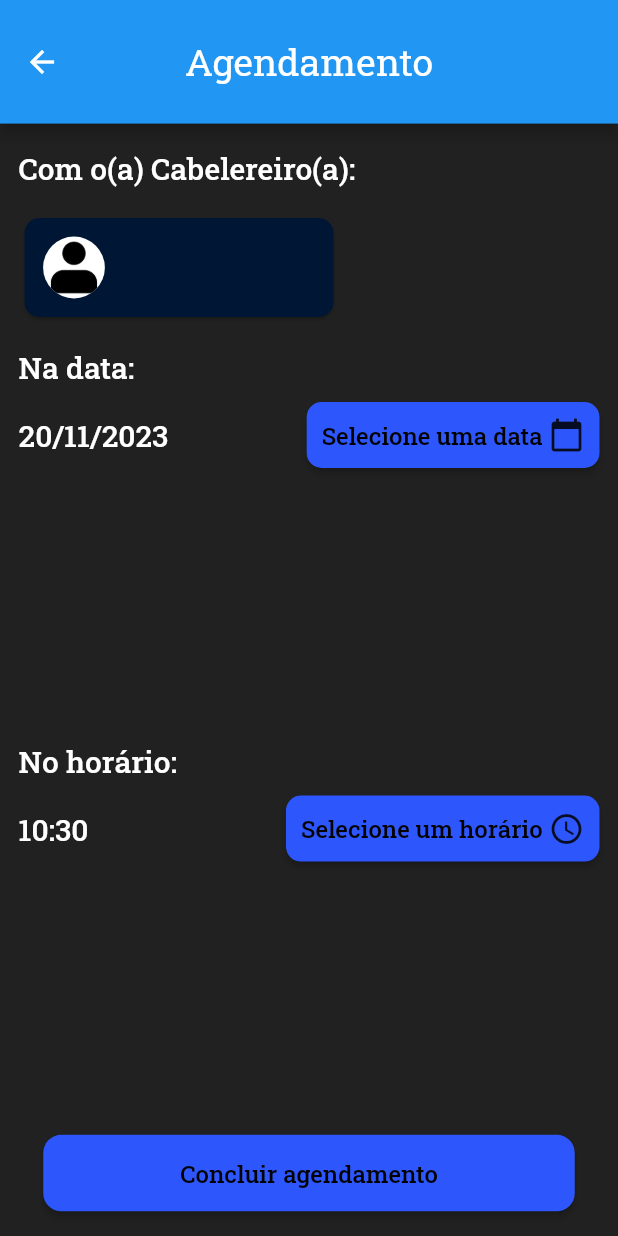
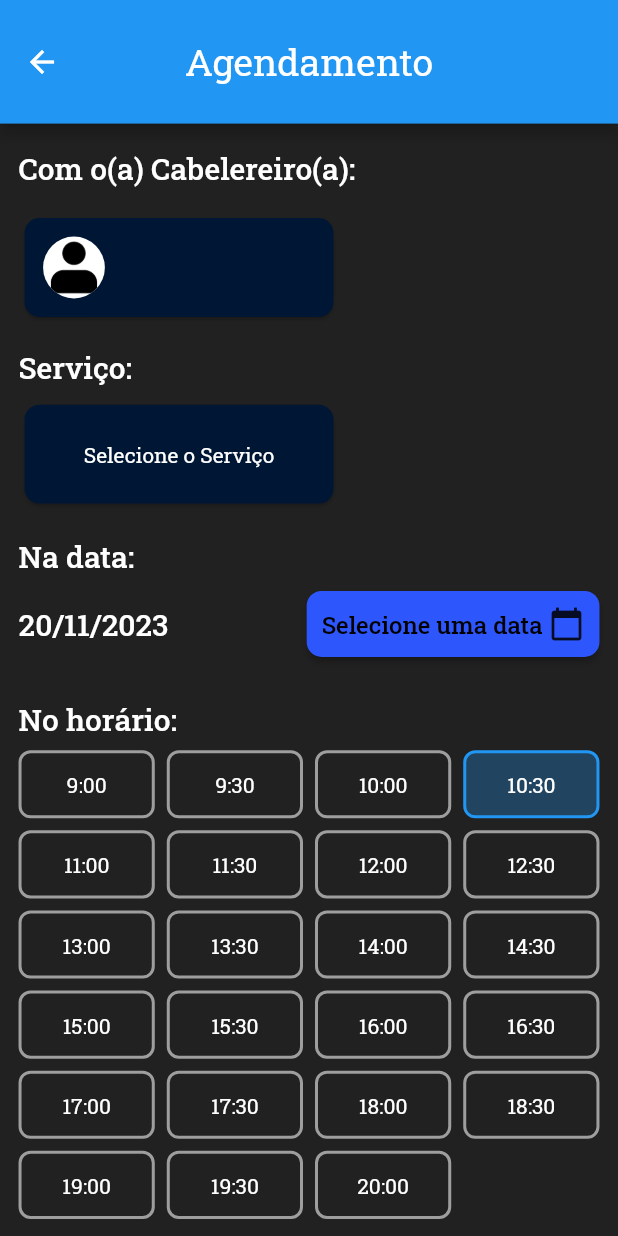
Before and after one commit to bercot2/TCC-Barbearia, a Flutter app: the SchedulePage screen opened directly with empty values, on a phone screen of 412 x 824 dp. Run offline on Flutter 3.47's test engine with Material 2 defaults, Android fonts, the phone set to English and light mode, and no system bars; our stand-ins replace mask_text_input_formatter; accounts and stored records are empty.

Commit message:
Atualizando tela Agendamento e nova Tela Servico

```diff
--- a/FrontEnd/BarberApp/lib/src/screens/schedulePage.dart
+++ b/FrontEnd/BarberApp/lib/src/screens/schedulePage.dart
@@ -1,8 +1,10 @@
 import 'package:barberapp/src/model/Barber.dart';
+import 'package:barberapp/src/model/Servico.dart';
 import 'package:barberapp/src/utils/formatString.dart';
 import 'package:barberapp/src/utils/getDeviceInfo.dart';
 import 'package:barberapp/src/utils/showImageUser.dart';
-import 'package:barberapp/src/widgets/miniCard.dart';
+import 'package:barberapp/src/widgets/miniCardBarber.dart';
+import 'package:barberapp/src/widgets/miniCardService.dart';
 import 'package:flutter/material.dart';
 
 class SchedulePage extends StatefulWidget {
@@ -22,36 +24,33 @@ class ScheduleState extends State<SchedulePage> {
     this.barberInfo = barber;
   }
 
+  List<TimeOfDay> timeSlots = generateTimeSlots();
+
+  static List<TimeOfDay> generateTimeSlots() {
+    List<TimeOfDay> timeSlots = [];
+    for (int hour = 9; hour <= 20; hour++) {
+      for (int minute = 0; minute < 60; minute += 30) {
+        timeSlots.add(TimeOfDay(hour: hour, minute: minute));
+
+        if (hour == 20){
+          break;
+        }
+      }
+    }
+    return timeSlots;
+  }
+
+  Servico serviceSelected = null;
   DateTime selectedDate = DateTime.now();
   TimeOfDay selectedTime = TimeOfDay.now();
 
-  void _onDateSelected(DateTime date) {
-
-    setState(() {
-      selectedDate = date;
-    });
-  }
-
   selectDate(BuildContext context) async {
-    bool dataAexibir(DateTime day) {
-      if (day.weekday == 7) {
-        return false;
-      }
-
-      if ((day.isAfter(DateTime.now().subtract(Duration(days: 1))) &&
-          day.isBefore(DateTime.now().add(Duration(days: 20))))) {
-        return true;
-      }
-
-      return false;
-    }
 
     final DateTime picked = await showDatePicker(
       context: context,
       initialDate: selectedDate,
-      firstDate: DateTime(2000),
-      lastDate: DateTime(2025),
-      selectableDayPredicate: dataAexibir,
+      firstDate: DateTime.now(),
+      lastDate: DateTime(2040),
       helpText: 'Selecione uma data',
       cancelText: 'Cancelar',
       confirmText: 'Confirmar',
@@ -71,26 +70,6 @@ class ScheduleState extends State<SchedulePage> {
       });
   }
 
-  selectTime(BuildContext context) async {
-    final TimeOfDay picked = await showTimePicker(
-        context: context,
-        initialTime: selectedTime,
-        confirmText: 'Confirmar',
-        cancelText: 'Cancelar',
-        helpText: 'Selecione um horário',
-        builder: (context, child) {
-          return Theme(
-            data: ThemeData.dark(),
-            child: child,
-          );
-        });
-
-    if (picked != null && picked != selectedTime)
-      setState(() {
-        selectedTime = picked;
-      });
-  }
-
   @override
   Widget build(context) {
     return Scaffold(
@@ -98,84 +77,164 @@ class ScheduleState extends State<SchedulePage> {
       appBar: AppBar(
         toolbarHeight: getDeviceHeight(context) * 0.10,
         centerTitle: true,
-          title: Text('Agendamento',
-              style: Theme.of(context).primaryTextTheme.headline5),
+        title: Text('Agendamento', style: Theme.of(context).primaryTextTheme.headline5),
       ),
-        body: Container(
-          margin:
-              EdgeInsets.symmetric(horizontal: getDeviceWidth(context) * 0.03),
+      body: SingleChildScrollView(
+        child: Container(
+          margin: EdgeInsets.symmetric(horizontal: getDeviceWidth(context) * 0.03),
           child: Column(
             crossAxisAlignment: CrossAxisAlignment.start,
             children: [
               Container(
-                  margin: EdgeInsets.symmetric(
-                      vertical: getDeviceWidth(context) * 0.04),
+                margin: EdgeInsets.symmetric(vertical: getDeviceWidth(context) * 0.04),
                 alignment: Alignment.topLeft,
-                  child: Text('Com o(a) Cabelereiro(a): ',
-                      style: Theme.of(context).primaryTextTheme.headline6)),
-              miniCard(barberInfo.nome, IconPessoa, context),
-              //DATEPICKER
-              Expanded(
-                  child: Container(
-                padding: EdgeInsets.symmetric(
-                    vertical: getDeviceHeight(context) * 0.02),
+                child: Text('Com o(a) Cabelereiro(a): ', style: Theme.of(context).primaryTextTheme.headline6),
+              ),
+              miniCardBarber(barberInfo.nome, IconPessoa, context),
+              Container(
+                padding: EdgeInsets.symmetric(vertical: getDeviceHeight(context) * 0.02),
                 child: Column(
                   mainAxisAlignment: MainAxisAlignment.spaceEvenly,
                   children: [
-                    Expanded(
+                    //SERVICO
+                    Padding(
+                      padding: const EdgeInsets.only(bottom: 18.0),
                       child: Container(
                         alignment: Alignment.centerLeft,
                         child: Column(
                           crossAxisAlignment: CrossAxisAlignment.start,
                           children: [
-                            Text('Na data: ',
-                                style: Theme.of(context)
-                                    .primaryTextTheme
-                                    .headline6),
+                            Padding(
+                              padding: const EdgeInsets.only(bottom: 8.0),
+                              child: Text('Serviço: ', style: Theme.of(context).primaryTextTheme.headline6),
+                            ),
+                            miniCardService(
+                              context,
+                              serviceSelected,
+                              (service) {
+                                setState(() {
+                                  serviceSelected = service;
+                                });
+                              },
+                            )
+                          ],
+                        ),
+                      ),
+                    ),
+                    //DATEPICKER
                     Container(
-                              margin: EdgeInsets.symmetric(
-                                  vertical: getDeviceHeight(context) * 0.01),
+                      alignment: Alignment.centerLeft,
                       child: Column(
                         crossAxisAlignment: CrossAxisAlignment.start,
                         children: [
+                          Text('Na data: ', style: Theme.of(context).primaryTextTheme.headline6),
                           Container(
-                                    margin: EdgeInsets.only(
-                                        bottom:
-                                            getDeviceHeight(context) * 0.02),
+                            margin: EdgeInsets.symmetric(vertical: getDeviceHeight(context) * 0.01),
                             child: Row(
-                                      mainAxisAlignment:
-                                          MainAxisAlignment.spaceBetween,
+                              mainAxisAlignment: MainAxisAlignment.spaceBetween,
                               children: [
-                                        Text(formatDate(selectedDate),
-                                            style: Theme.of(context)
-                                                .primaryTextTheme
-                                                .headline6),
-                                        // inputDataButton(
-                                        //   context,
-                                        //   selectedDate,
-                                        //   _onDateSelected
-                                        // ),
+                                Text(
+                                  formatDate(selectedDate),
+                                  style: Theme.of(context).primaryTextTheme.headline6,
+                                ),
                                 RaisedButton(
                                   padding: EdgeInsets.all(10),
                                   shape: OutlineInputBorder(
-                                                borderRadius:
-                                                    BorderRadius.circular(10.0),
-                                                borderSide: BorderSide.none),
-                                            onPressed: () =>
-                                                selectDate(context),
+                                    borderRadius: BorderRadius.circular(10.0),
+                                    borderSide: BorderSide.none,
+                                  ),
+                                  onPressed: () => selectDate(context),
                                   child: Row(
                                     mainAxisSize: MainAxisSize.min,
                                     children: [
-                                                Text('Selecione uma data ',
-                                                    style: Theme.of(context)
-                                                        .primaryTextTheme
-                                                        .button),
+                                      Text(
+                                        'Selecione uma data ',
+                                        style: Theme.of(context).primaryTextTheme.button,
+                                      ),
                                       Icon(Icons.calendar_today),
                                     ],
-                                            ))
+                                  ),
+                                ),
                               ],
                             ),
-                                  )
+                          ),
+                        ],
+                      ),
+                    ),
+                    //TIMEPICKER
+                    Padding(
+                      padding: const EdgeInsets.only(top: 18, bottom: 18),
+                      child: Container(
+                        alignment: Alignment.centerLeft,
+                        child: Column(
+                          crossAxisAlignment: CrossAxisAlignment.start,
+                          children: [
+                            Padding(
+                              padding: const EdgeInsets.only(bottom: 8),
+                              child: Text('No horário: ', style: Theme.of(context).primaryTextTheme.headline6),
+                            ),
+                            GridView.builder(
+                              shrinkWrap: true,
+                              gridDelegate: SliverGridDelegateWithFixedCrossAxisCount(
+                                crossAxisCount: 4,
+                                mainAxisSpacing: 8.0,
+                                crossAxisSpacing: 8.0,
+                                childAspectRatio: 2.0,
+                              ),
+                              itemCount: timeSlots.length,
+                              itemBuilder: (context, index) {
+                                TimeOfDay time = timeSlots[index];
+                                String formattedTime = '${time.hour}:${time.minute.toString().padLeft(2, '0')}';
+
+                                return GestureDetector(
+                                  // color: Colors.transparent
+                                  onTap: () {
+                                    setState(() {
+                                      selectedTime = time;
+                                    });
+                                    print("Selected time: $selectedTime");
+                                  },
+                                  child: Container(
+                                    decoration: BoxDecoration(
+                                      border: Border.all(
+                                        color: selectedTime == time ? Colors.blue : Colors.grey,
+                                        width: 2.0,
+                                      ),
+                                      borderRadius: BorderRadius.circular(8.0),
+                                      color: selectedTime == time ? Colors.blue.withOpacity(0.3) : null,
+                                    ),
+                                    alignment: Alignment.center,
+                                    child: Text(
+                                      formattedTime,
+                                      style: TextStyle(color: Colors.white)
+                                    ),
+                                  ),
+                                );
+                              },
+                            ),
+                          ],
+                        ),
+                      ),
+                    ),
+
+                    Container(
+                      width: double.infinity,
+                      margin: EdgeInsets.symmetric(horizontal: getDeviceWidth(context) * 0.04),
+                      child: RaisedButton(
+                        padding: EdgeInsets.symmetric(vertical: 15),
+                        shape: OutlineInputBorder(
+                          borderRadius: BorderRadius.circular(12.0),
+                          borderSide: BorderSide.none,
+                        ),
+                        onPressed: () {
+                          print('teeeste');
+                        },
+                        child: Text(
+                          'Concluir agendamento',
+                          style: Theme.of(context).primaryTextTheme.button,
+                        ),
+                      ),
+                    ),
                   ],
                 ),
               ),
@@ -183,74 +242,6 @@ class ScheduleState extends State<SchedulePage> {
           ),
         ),
       ),
-                    //TIMEPICKER
-                    Expanded(
-                      child: Container(
-                        alignment: Alignment.centerLeft,
-                        child: Column(
-                          crossAxisAlignment: CrossAxisAlignment.start,
-                          children: [
-                            Text('No horário: ',
-                                style: Theme.of(context).primaryTextTheme.headline6),
-                            Container(
-                              margin: EdgeInsets.symmetric(
-                                  vertical: getDeviceHeight(context) * 0.01),
-                              child: Row(
-                                mainAxisAlignment:
-                                    MainAxisAlignment.spaceBetween,
-                                children: [
-                                  Text('${selectedTime.format(context)}',
-                                      style: Theme.of(context)
-                                          .primaryTextTheme
-                                          .headline6),
-                                  RaisedButton(
-                                      padding: EdgeInsets.all(10),
-                                      shape: OutlineInputBorder(
-                                          borderRadius:
-                                              BorderRadius.circular(10.0),
-                                          borderSide: BorderSide.none),
-                                      onPressed: () => selectTime(context),
-                                      child: Row(
-                                        mainAxisSize: MainAxisSize.min,
-                                        children: [
-                                          Text('Selecione um horário ',
-                                              style: Theme.of(context)
-                                                  .primaryTextTheme
-                                                  .button),
-                                          Icon(Icons.access_time),
-                                        ],
-                                      ))
-                                ],
-                              ),
-                            ),
-                          ],
-                        ),
-                      ),
-                    ),
-                    Row(
-                      children: [
-                        Expanded(
-                            child: Container(
-                          margin: EdgeInsets.symmetric(
-                              horizontal: getDeviceWidth(context) * 0.04),
-                          child: RaisedButton(
-                            padding: EdgeInsets.symmetric(vertical: 15),
-                            shape: OutlineInputBorder(
-                                borderRadius: BorderRadius.circular(12.0),
-                                borderSide: BorderSide.none),
-                            onPressed: () {},
-                            child: Text('Concluir agendamento',
-                                style:
-                                    Theme.of(context).primaryTextTheme.button),
-                          ),
-                        )),
-                      ],
-                    ),
-                  ],
-                ),
-              )),
-            ],
-          ),
-        ));
+    );
   }
 }
--- a/FrontEnd/BarberApp/lib/src/widgets/miniCard.dart
+++ b/FrontEnd/BarberApp/lib/src/widgets/miniCardBarber.dart
@@ -2,7 +2,7 @@ import 'package:barberapp/src/utils/getDeviceInfo.dart';
 import 'package:barberapp/src/widgets/avatar.dart';
 import 'package:flutter/material.dart';
 
-miniCard(String title, AssetImage avatarUrl, context) {
+miniCardBarber(String title, AssetImage avatarUrl, context) {
   return Card(
     shape: OutlineInputBorder(
         borderRadius: BorderRadius.circular(10.0), borderSide: BorderSide.none),
--- /dev/null
+++ b/FrontEnd/BarberApp/lib/src/widgets/miniCardService.dart
@@ -0,0 +1,82 @@
+import 'package:barberapp/src/model/Servico.dart';
+import 'package:barberapp/src/utils/getDeviceInfo.dart';
+import 'package:flutter/material.dart';
+import '../utils/globals.dart' as globals;
+
+miniCardService(
+  BuildContext context,
+  Servico serviceSelected,
+  Function(Servico) onServiceSelected
+) {
+
+  Future<Servico> showServiceDialog(BuildContext context) async {
+    return showDialog<Servico>(
+      context: context,
+      builder: (BuildContext context) {
+        return AlertDialog(
+          title: Text('Selecione um Serviço'),
+          content: Container(
+            width: double.maxFinite,
+            child: ListView.separated(
+              itemCount: globals.servicos.length,
+              separatorBuilder: (context, index) => Divider(), // Adiciona um divisor entre os itens
+              itemBuilder: (context, index) {
+                Servico servico = globals.servicos[index];
+                return ListTile(
+                  title: Text(servico.descricao),
+                  onTap: () {
+                    Navigator.of(context).pop(servico); // Retorna o serviço selecionado quando pressionado
+                  },
+                );
+              },
+            ),
+          ),
+          actions: <Widget>[
+            FlatButton(
+              child: Text('Cancelar'),
+              onPressed: () {
+                Navigator.of(context).pop();
+              },
+            ),
+          ],
+        );
+      },
+    );
+  }
+
+  return InkWell(
+    onTap: () async {
+      Servico result = await showServiceDialog(context);
+
+      if (result != null) {
+        onServiceSelected(result);
+      }
+    },
+    child: Card(
+      shape: OutlineInputBorder(
+          borderRadius: BorderRadius.circular(10.0), borderSide: BorderSide.none),
+      child: Container(
+        height: getDeviceHeight(context) * 0.08,
+        width: getDeviceWidth(context) * 0.50,
+        padding: EdgeInsets.symmetric(
+            horizontal: getDeviceWidth(context) * 0.03,
+            vertical: getDeviceHeight(context) * 0.01),
+        child: Row(
+          children: [
+            Expanded(
+              child: Container(
+                child: FittedBox(
+                  fit: BoxFit.scaleDown,
+                  child: Text(
+                    serviceSelected?.descricao ?? "Selecione o Serviço",
+                    style: Theme.of(context).primaryTextTheme.bodyText1,
+                  ),
+                ),
+              ),
+            ),
+          ],
+        ),
+      ),
+    ),
+  );
+}
--- a/FrontEnd/BarberApp/lib/src/widgets/scheduleCard.dart
+++ b/FrontEnd/BarberApp/lib/src/widgets/scheduleCard.dart
@@ -21,7 +21,7 @@ Widget scheduleCard(Agendamentos agendamento, context) {
           crossAxisAlignment: CrossAxisAlignment.start,
           children: [
             Text('Nº ${agendamento.id}', style: TextStyle(color: Colors.white)),
-            Text('Dia: ${agendamento.dataHoraAgendamento.day} ás ${agendamento.dataHoraAgendamento.hour}:${agendamento.dataHoraAgendamento.minute}',
+            Text('Dia: ${agendamento.dataHoraAgendamento.day} às ${agendamento.dataHoraAgendamento.hour}:${agendamento.dataHoraAgendamento.minute}',
                 style: TextStyle(color: Colors.white)),
           ],
         ),
```
Also changed, not shown: FrontEnd/BarberApp/lib/src/screens/ScheduleEdit.dart (+133 -122 lines), FrontEnd/BarberApp/lib/src/screens/ServicesList.dart (added, +30 -0 lines), FrontEnd/BarberApp/lib/src/screens/home.dart (+18 -2 lines), FrontEnd/BarberApp/lib/src/widgets/drawer.dart (+10 -0 lines), 3 other files. Lines whose indentation alone changed are shown as unchanged.
